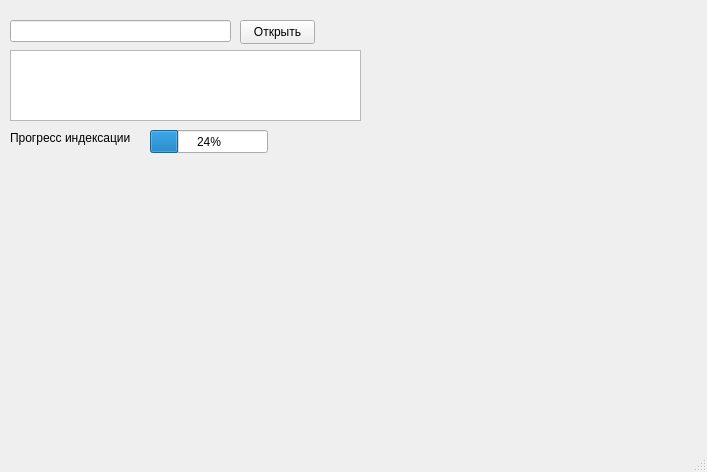
Qt form searchserver.ui (Losevsa/SearchServer) before a commit.
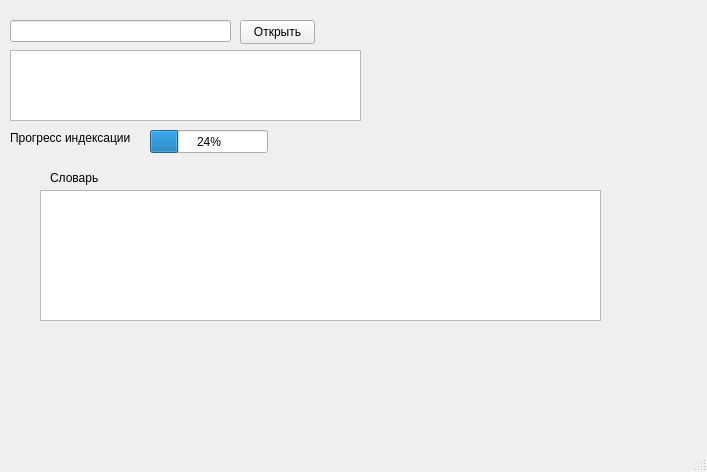
The same form after that commit.

The edit to the form file:
```diff
--- a/searchserver.ui
+++ b/searchserver.ui
@@ -76,6 +76,29 @@
      <string>Прогресс индексации</string>
     </property>
    </widget>
+   <widget class="QTextBrowser" name="freqDict">
+    <property name="geometry">
+     <rect>
+      <x>40</x>
+      <y>190</y>
+      <width>561</width>
+      <height>131</height>
+     </rect>
+    </property>
+   </widget>
+   <widget class="QLabel" name="label">
+    <property name="geometry">
+     <rect>
+      <x>50</x>
+      <y>170</y>
+      <width>49</width>
+      <height>16</height>
+     </rect>
+    </property>
+    <property name="text">
+     <string>Словарь</string>
+    </property>
+   </widget>
   </widget>
   <widget class="QStatusBar" name="statusbar"/>
  </widget>
```
